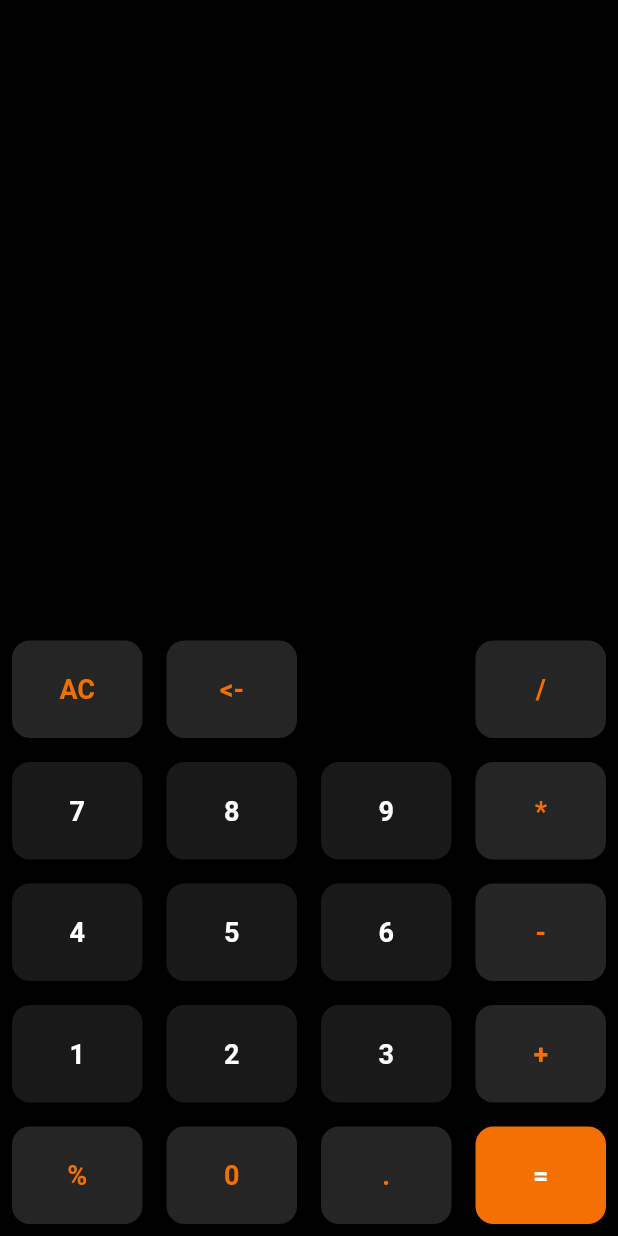
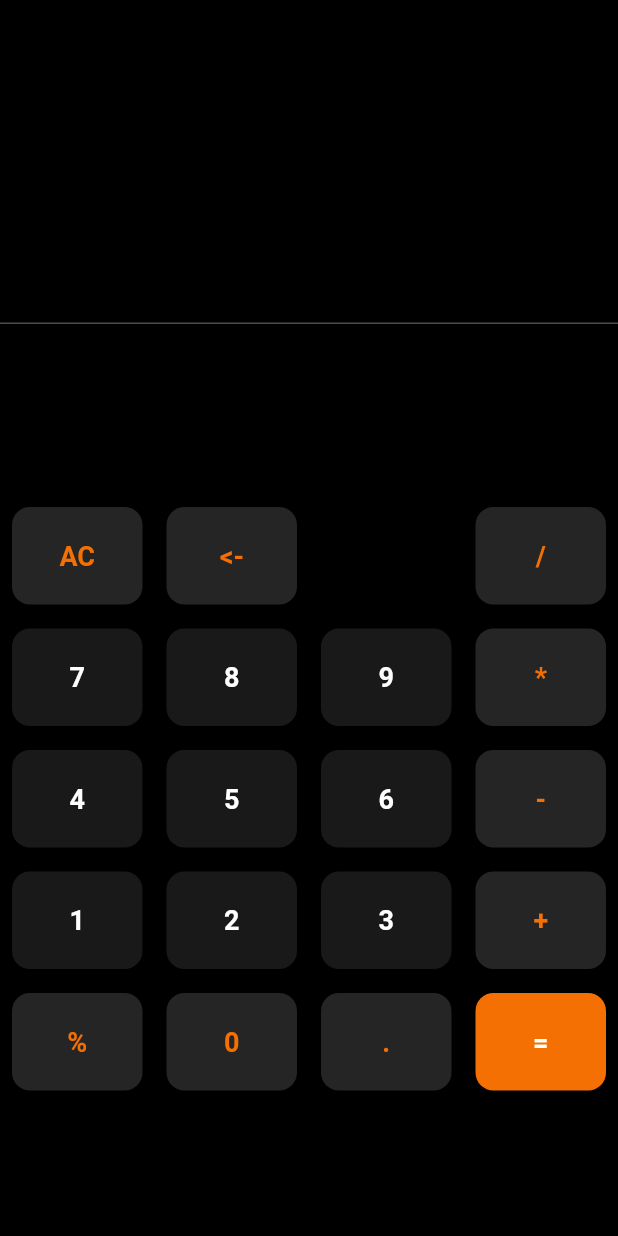
Before and after one commit to dipanshi2101/Calc_Flutter, a Flutter app: the screen it shows after launch, after a tap on "AC", on a phone screen of 412 x 824 dp. Run offline on Flutter 3.47's test engine with Material 2 defaults, Android fonts, the phone set to English and light mode, and no system bars; our stand-ins replace bloc, math_expressions.

Commit message:
added functionality

```diff
--- a/lib/bloc/counter_bloc.dart
+++ b/lib/bloc/counter_bloc.dart
@@ -1,4 +1,5 @@
 import 'package:bloc/bloc.dart';
+// ignore: depend_on_referenced_packages
 import 'package:meta/meta.dart';
 
 part 'counter_event.dart';
@@ -6,8 +7,6 @@ part 'counter_state.dart';
 
 class CounterBloc extends Bloc<CounterEvent, CounterState> {
   CounterBloc() : super(CounterInitial()) {
-    on<CounterEvent>((event, emit) {
-      // TODO: implement event handler
-    });
+    on<CounterEvent>((event, emit) {});
   }
 }
--- a/lib/main.dart
+++ b/lib/main.dart
@@ -21,6 +21,7 @@ class _CalcAppState extends State<CalcApp> {
   var input = '';
   var output = '';
   var operation = '';
+  final List<String> _history = [];
 
   onButtuonClick(value) {
     //print(value);
@@ -44,27 +45,71 @@ class _CalcAppState extends State<CalcApp> {
           output = output.substring(0, output.length - 2);
         }
       }
+      _history.add(input);
+      _history.add('$output\n');
+      //  _history.add("");
 
+      // print(_history);
       input = output;
+      input = '';
     } else {
       input = input + value;
     }
     setState(() {});
   }
 
+  onLongPress() {
+    if (input.isNotEmpty) {
+      input = '';
+      setState(() {});
+    }
+  }
+
   static const buttonColor = Color(0xff191919);
   final opnColor = const Color.fromARGB(255, 37, 37, 37);
   final orange = const Color.fromARGB(255, 245, 112, 3);
+
   @override
   Widget build(BuildContext context) {
     return Scaffold(
       backgroundColor: Colors.black,
       body: Column(
         children: [
-          Expanded(
+          Stack(children: [
+            Container(
+              padding: const EdgeInsets.only(top: 15),
+              decoration: BoxDecoration(
+                  border: Border(
+                      bottom: BorderSide(
+                color: Colors.white.withOpacity(0.3),
+                width: 1,
+              ))),
+              child: SizedBox(
+                height: 200,
+                child: ListView.builder(
+                  padding: const EdgeInsets.only(left: 30, top: 50),
+                  itemCount: _history.length,
+                  itemBuilder: (context, position) {
+                    return Text(
+                      _history[position],
+                      style: ((position.isEven)
+                          ? const TextStyle(fontSize: 20, color: Colors.white)
+                          : TextStyle(
+                              fontSize: 15,
+                              color: Colors.white.withOpacity(0.7))),
+                    );
+                  },
+                ),
+              ),
+            ),
+          ]),
+
+          Flexible(
+            child: SingleChildScrollView(
               child: Container(
                 padding: const EdgeInsets.all(12),
                 width: double.infinity,
+
                 //color: Colors.amber,
                 child: Column(
                     mainAxisAlignment: MainAxisAlignment.end,
@@ -90,12 +135,13 @@ class _CalcAppState extends State<CalcApp> {
                     ]),
               ),
             ),
+          ),
           //buttons
 
           Row(
             children: [
               button(text: "AC", buttonBgColor: opnColor, tcolor: orange),
-              button(text: "<-", buttonBgColor: opnColor, tcolor: orange),
+              buttonDel(text: "<-", buttonBgColor: opnColor, tcolor: orange),
               button(text: "", buttonBgColor: Colors.transparent),
               button(text: "/", buttonBgColor: opnColor, tcolor: orange),
             ],
@@ -140,6 +186,35 @@ class _CalcAppState extends State<CalcApp> {
     );
   }
 
+  Widget buttonDel({text, tcolor = Colors.white, buttonBgColor = buttonColor}) {
+    return Expanded(
+      child: GestureDetector(
+        child: Container(
+          margin: const EdgeInsets.all(8),
+          child: ElevatedButton(
+            style: ElevatedButton.styleFrom(
+              backgroundColor: buttonBgColor,
+              padding: const EdgeInsets.all(22),
+              shape: RoundedRectangleBorder(
+                borderRadius: BorderRadius.circular(12),
+              ),
+            ),
+            onPressed: () => onButtuonClick(text),
+            onLongPress: () => onLongPress(),
+            child: Text(
+              text,
+              style: TextStyle(
+                fontSize: 18,
+                color: tcolor,
+                fontWeight: FontWeight.bold,
+              ),
+            ),
+          ),
+        ),
+      ),
+    );
+  }
+
   Widget button({text, tcolor = Colors.white, buttonBgColor = buttonColor}) {
     return Expanded(
       child: Container(
```
Lines whose indentation alone changed are shown as unchanged.
